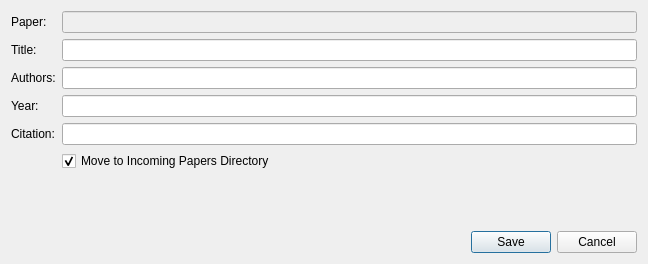
The window that addpaper.ui (mukoan/ReferenceOrganiser) describes before a commit, drawn with Qt 5.
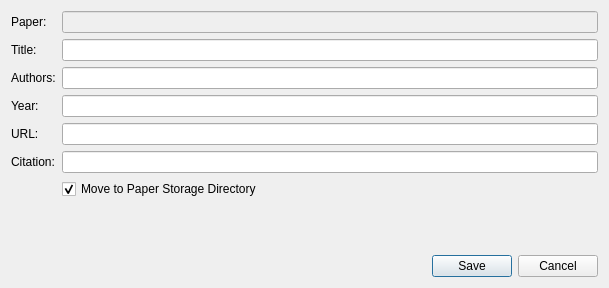
The same window after the commit.

Commit message: Added URL field when using Add Paper function, fixed bug when saving ratings

What changed in the file:
```diff
--- a/addpaper.ui
+++ b/addpaper.ui
@@ -6,8 +6,8 @@
    <rect>
     <x>0</x>
     <y>0</y>
-    <width>648</width>
-    <height>264</height>
+    <width>609</width>
+    <height>288</height>
    </rect>
   </property>
   <property name="windowTitle">
@@ -84,7 +84,7 @@
        </property>
       </widget>
      </item>
-     <item row="4" column="1">
+     <item row="5" column="1">
       <widget class="QLineEdit" name="citationEdit">
        <property name="sizePolicy">
         <sizepolicy hsizetype="Expanding" vsizetype="Fixed">
@@ -100,23 +100,33 @@
        </property>
       </widget>
      </item>
-     <item row="5" column="1">
+     <item row="6" column="1">
       <widget class="QCheckBox" name="moveToStorageCheck">
        <property name="text">
-        <string>Move to Incoming Papers Directory</string>
+        <string>Move to Paper Storage Directory</string>
        </property>
        <property name="checked">
         <bool>true</bool>
        </property>
       </widget>
      </item>
-     <item row="4" column="0">
+     <item row="5" column="0">
       <widget class="QLabel" name="label_4">
        <property name="text">
         <string>Citation:</string>
        </property>
       </widget>
      </item>
+     <item row="4" column="0">
+      <widget class="QLabel" name="label_6">
+       <property name="text">
+        <string>URL:</string>
+       </property>
+      </widget>
+     </item>
+     <item row="4" column="1">
+      <widget class="QLineEdit" name="urlEdit"/>
+     </item>
     </layout>
    </item>
    <item>
```
Left out of the diff: 6 changed lines with no effect on the pictures. The commit also changes 10 other files.
